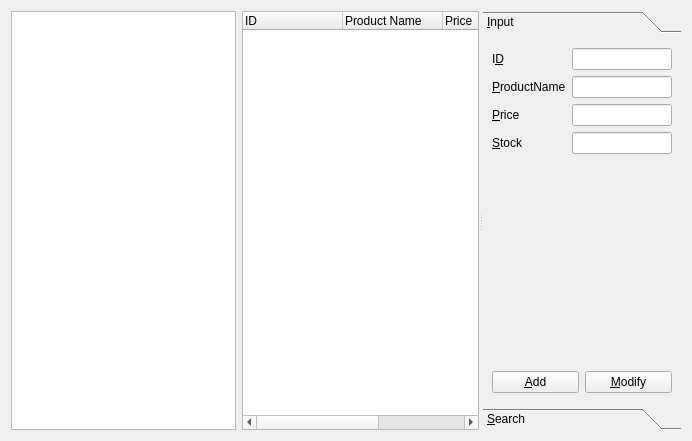
This is qt-master3/qt-master/CSApp/productmanagerform.ui in chelly1995/qt as Qt 5 draws it before an edit. The edited form follows.
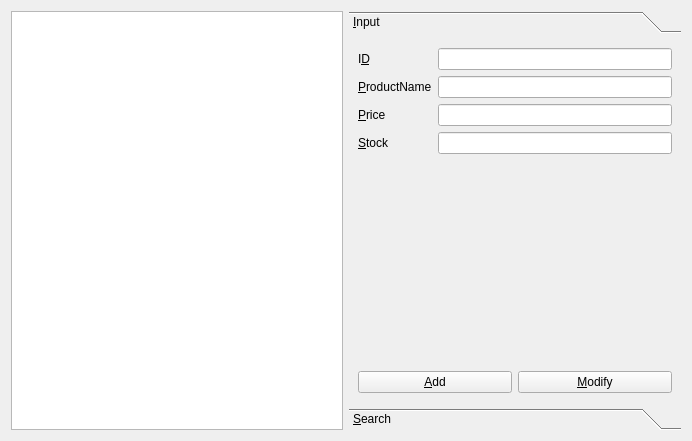
This is the edited form. The open tabs and pages were chosen to show the change.

```diff
--- a/qt-master3/qt-master/CSApp/productmanagerform.ui
+++ b/qt-master3/qt-master/CSApp/productmanagerform.ui
@@ -21,28 +21,6 @@
        <property name="orientation">
         <enum>Qt::Horizontal</enum>
        </property>
-       <widget class="QTreeWidget" name="treeWidget">
-        <column>
-         <property name="text">
-          <string>ID</string>
-         </property>
-        </column>
-        <column>
-         <property name="text">
-          <string>Product Name</string>
-         </property>
-        </column>
-        <column>
-         <property name="text">
-          <string>Price</string>
-         </property>
-        </column>
-        <column>
-         <property name="text">
-          <string>Stock</string>
-         </property>
-        </column>
-       </widget>
        <widget class="QToolBox" name="toolBox">
         <property name="mouseTracking">
          <bool>false</bool>
@@ -58,7 +36,7 @@
           <rect>
            <x>0</x>
            <y>0</y>
-           <width>241</width>
+           <width>336</width>
            <height>379</height>
           </rect>
          </property>
```
Left out of the diff: 12 changed lines with no effect on the pictures.
